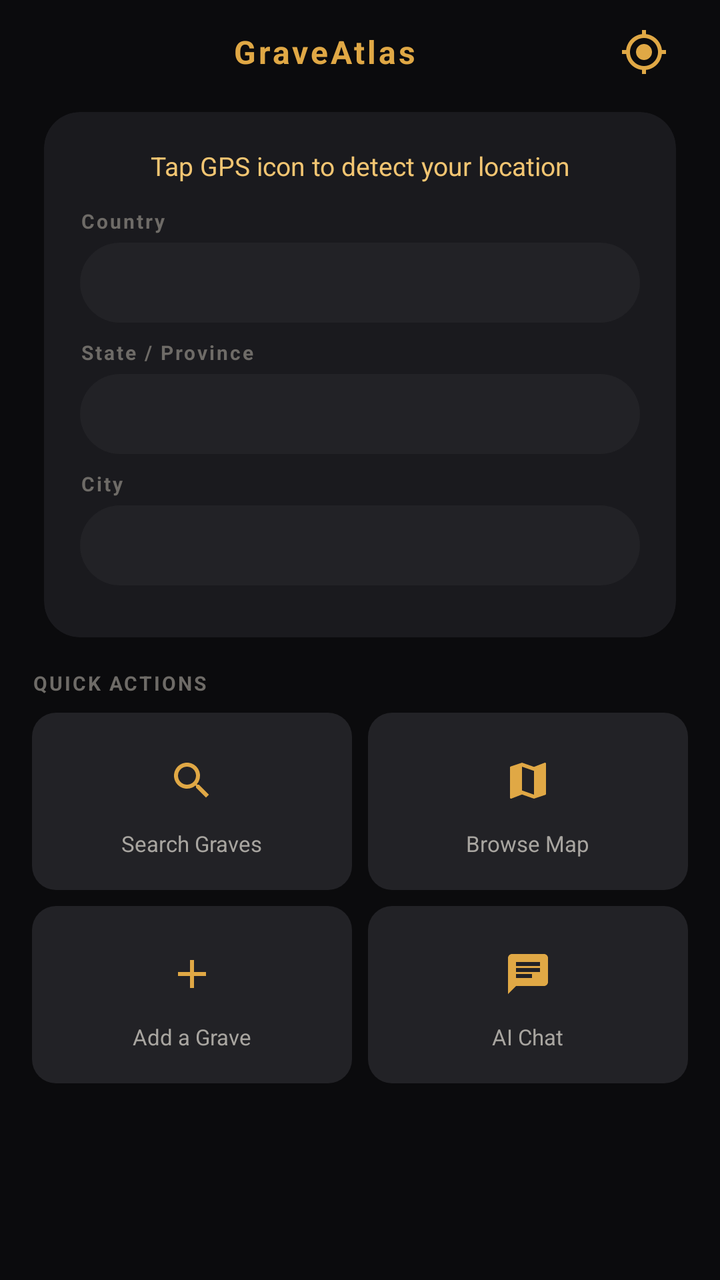
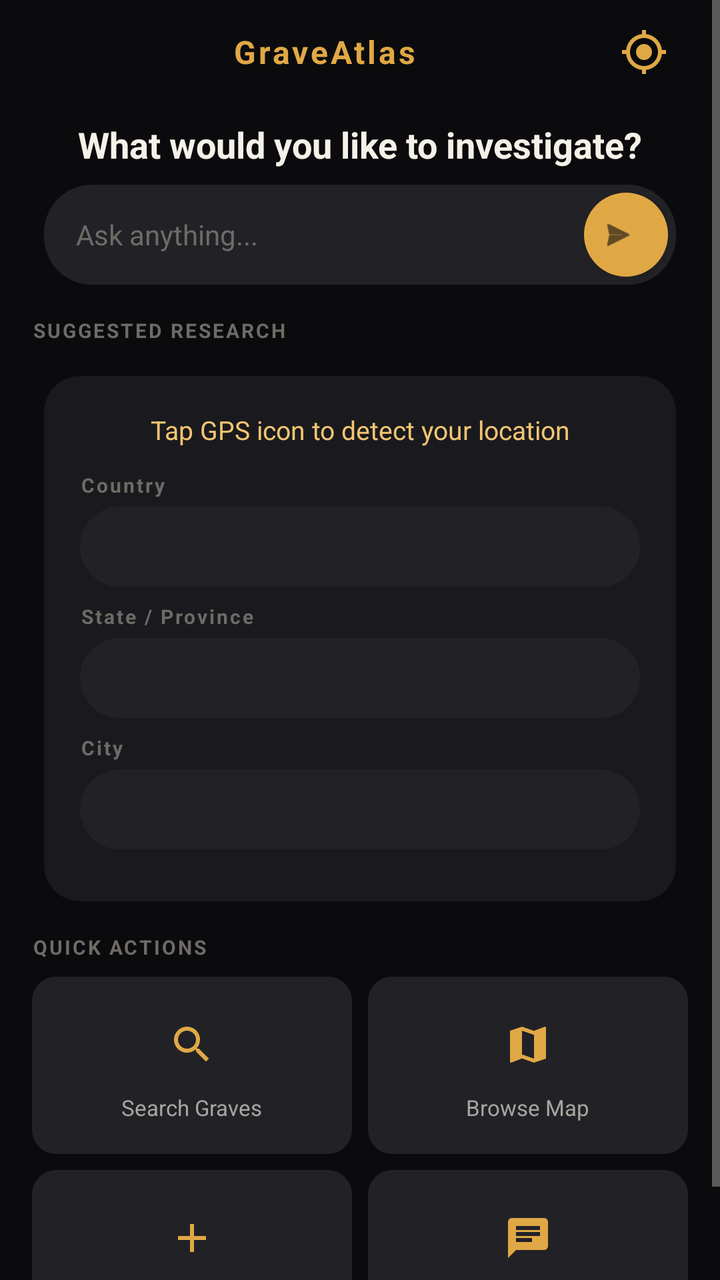

Two renders of the same Android screen: before a commit and after it. Below are the layout's source before the change and the commit's diff.
<!-- AndroidManifest.xml: application theme Theme.GraveAtlas -->
<!-- res/layout/fragment_home.xml -->
<?xml version="1.0" encoding="utf-8"?>
<ScrollView
    xmlns:android="http://schemas.android.com/apk/res/android"
    xmlns:app="http://schemas.android.com/apk/res-auto"
    android:layout_width="match_parent"
    android:layout_height="match_parent"
    android:fillViewport="true"
    android:clipToPadding="false"
    android:paddingBottom="8dp">

    <LinearLayout
        android:layout_width="match_parent"
        android:layout_height="wrap_content"
        android:orientation="vertical"
        android:paddingStart="16dp"
        android:paddingEnd="16dp">

        
        <LinearLayout
            android:layout_width="match_parent"
            android:layout_height="52dp"
            android:orientation="horizontal"
            android:gravity="center_vertical"
            android:paddingStart="4dp"
            android:paddingEnd="4dp">

            <TextView
                android:layout_width="0dp"
                android:layout_height="wrap_content"
                android:layout_weight="1"
                android:text="GraveAtlas"
                android:textColor="@color/gold"
                android:textStyle="bold"
                android:textSize="16sp"
                android:gravity="center"
                android:letterSpacing="0.08" />

            
            <ImageButton
                android:id="@+id/gpsIconBtn"
                android:layout_width="36dp"
                android:layout_height="36dp"
                android:src="@drawable/ic_gps"
                android:background="?attr/selectableItemBackgroundBorderless"
                android:contentDescription="Detect my location"
                app:tint="@color/gold" />
        </LinearLayout>

        
        <androidx.cardview.widget.CardView
            android:layout_width="match_parent"
            android:layout_height="wrap_content"
            app:cardBackgroundColor="@color/bg_surface"
            app:cardCornerRadius="18dp"
            app:cardElevation="0dp"
            android:layout_marginTop="4dp"
            android:layout_marginStart="6dp"
            android:layout_marginEnd="6dp">

            <LinearLayout
                android:layout_width="match_parent"
                android:layout_height="wrap_content"
                android:orientation="vertical"
                android:padding="18dp">

                
                <TextView
                    android:id="@+id/locationDisplay"
                    android:layout_width="match_parent"
                    android:layout_height="wrap_content"
                    android:textSize="13sp"
                    android:textColor="@color/gold_light"
                    android:gravity="center"
                    android:text="Tap GPS icon to detect your location"
                    android:layout_marginBottom="12dp" />

                
                <TextView
                    android:layout_width="wrap_content"
                    android:layout_height="wrap_content"
                    android:text="Country"
                    android:textSize="10sp"
                    android:textStyle="bold"
                    android:textColor="@color/text_muted_dark"
                    android:letterSpacing="0.1"
                    android:layout_marginBottom="4dp" />

                <Spinner
                    android:id="@+id/spinnerCountry"
                    android:layout_width="match_parent"
                    android:layout_height="40dp"
                    android:background="@drawable/bg_input"
                    android:paddingStart="12dp"
                    android:paddingEnd="12dp"
                    android:layout_marginBottom="8dp" />

                
                <LinearLayout
                    android:id="@+id/stateGroup"
                    android:layout_width="match_parent"
                    android:layout_height="wrap_content"
                    android:orientation="vertical">

                    <TextView
                        android:layout_width="wrap_content"
                        android:layout_height="wrap_content"
                        android:text="State / Province"
                        android:textSize="10sp"
                        android:textStyle="bold"
                        android:textColor="@color/text_muted_dark"
                        android:letterSpacing="0.1"
                        android:layout_marginBottom="4dp" />

                    <Spinner
                        android:id="@+id/spinnerState"
                        android:layout_width="match_parent"
                        android:layout_height="40dp"
                        android:background="@drawable/bg_input"
                        android:paddingStart="12dp"
                        android:paddingEnd="12dp"
                        android:layout_marginBottom="8dp" />
                </LinearLayout>

                
                <TextView
                    android:layout_width="wrap_content"
                    android:layout_height="wrap_content"
                    android:text="City"
                    android:textSize="10sp"
                    android:textStyle="bold"
                    android:textColor="@color/text_muted_dark"
                    android:letterSpacing="0.1"
                    android:layout_marginBottom="4dp" />

                <Spinner
                    android:id="@+id/spinnerCity"
                    android:layout_width="match_parent"
                    android:layout_height="40dp"
                    android:background="@drawable/bg_input"
                    android:paddingStart="12dp"
                    android:paddingEnd="12dp"
                    android:layout_marginBottom="8dp" />

                
                <ProgressBar
                    android:id="@+id/gpsProgress"
                    android:layout_width="wrap_content"
                    android:layout_height="wrap_content"
                    android:layout_gravity="center"
                    android:visibility="gone"
                    android:layout_marginTop="4dp" />
            </LinearLayout>
        </androidx.cardview.widget.CardView>

        
        <TextView
            android:layout_width="wrap_content"
            android:layout_height="wrap_content"
            android:text="QUICK ACTIONS"
            android:textSize="10sp"
            android:textStyle="bold"
            android:textColor="@color/text_muted_dark"
            android:letterSpacing="0.1"
            android:layout_marginTop="16dp"
            android:layout_marginBottom="8dp" />

        
        <LinearLayout
            android:layout_width="match_parent"
            android:layout_height="wrap_content"
            android:orientation="horizontal"
            android:layout_marginBottom="8dp">

            <LinearLayout
                android:id="@+id/quickSearch"
                android:layout_width="0dp"
                android:layout_height="wrap_content"
                android:layout_weight="1"
                android:orientation="vertical"
                android:gravity="center"
                android:background="@drawable/bg_more_item"
                android:clickable="true"
                android:focusable="true"
                android:descendantFocusability="blocksDescendants"
                android:padding="16dp"
                android:layout_marginEnd="4dp">

                <ImageView
                    android:layout_width="36dp"
                    android:layout_height="36dp"
                    android:src="@drawable/ic_nav_search"
                    app:tint="@color/gold"
                    android:scaleType="centerInside"
                    android:clickable="false" android:focusable="false" />
                <TextView
                    android:layout_width="wrap_content"
                    android:layout_height="wrap_content"
                    android:text="Search Graves"
                    android:textSize="11sp"
                    android:textColor="@color/text_secondary_dark"
                    android:layout_marginTop="6dp"
                    android:clickable="false" android:focusable="false" />
            </LinearLayout>

            <LinearLayout
                android:id="@+id/quickMap"
                android:layout_width="0dp"
                android:layout_height="wrap_content"
                android:layout_weight="1"
                android:orientation="vertical"
                android:gravity="center"
                android:background="@drawable/bg_more_item"
                android:clickable="true"
                android:focusable="true"
                android:descendantFocusability="blocksDescendants"
                android:padding="16dp"
                android:layout_marginStart="4dp">

                <ImageView
                    android:layout_width="36dp"
                    android:layout_height="36dp"
                    android:src="@drawable/ic_nav_map"
                    app:tint="@color/gold"
                    android:scaleType="centerInside"
                    android:clickable="false" android:focusable="false" />
                <TextView
                    android:layout_width="wrap_content"
                    android:layout_height="wrap_content"
                    android:text="Browse Map"
                    android:textSize="11sp"
                    android:textColor="@color/text_secondary_dark"
                    android:layout_marginTop="6dp"
                    android:clickable="false" android:focusable="false" />
            </LinearLayout>
        </LinearLayout>

        
        <LinearLayout
            android:layout_width="match_parent"
            android:layout_height="wrap_content"
            android:orientation="horizontal"
            android:layout_marginBottom="8dp">

            <LinearLayout
                android:id="@+id/quickAdd"
                android:layout_width="0dp"
                android:layout_height="wrap_content"
                android:layout_weight="1"
                android:orientation="vertical"
                android:gravity="center"
                android:background="@drawable/bg_more_item"
                android:clickable="true"
                android:focusable="true"
                android:descendantFocusability="blocksDescendants"
                android:padding="16dp"
                android:layout_marginEnd="4dp">

                <ImageView
                    android:layout_width="36dp"
                    android:layout_height="36dp"
                    android:src="@drawable/ic_more_add"
                    app:tint="@color/gold"
                    android:scaleType="centerInside"
                    android:clickable="false" android:focusable="false" />
                <TextView
                    android:layout_width="wrap_content"
                    android:layout_height="wrap_content"
                    android:text="Add a Grave"
                    android:textSize="11sp"
                    android:textColor="@color/text_secondary_dark"
                    android:layout_marginTop="6dp"
                    android:clickable="false" android:focusable="false" />
            </LinearLayout>

            <LinearLayout
                android:id="@+id/quickChat"
                android:layout_width="0dp"
                android:layout_height="wrap_content"
                android:layout_weight="1"
                android:orientation="vertical"
                android:gravity="center"
                android:background="@drawable/bg_more_item"
                android:clickable="true"
                android:focusable="true"
                android:descendantFocusability="blocksDescendants"
                android:padding="16dp"
                android:layout_marginStart="4dp">

                <ImageView
                    android:layout_width="36dp"
                    android:layout_height="36dp"
                    android:src="@drawable/ic_more_chat"
                    app:tint="@color/gold"
                    android:scaleType="centerInside"
                    android:clickable="false" android:focusable="false" />
                <TextView
                    android:layout_width="wrap_content"
                    android:layout_height="wrap_content"
                    android:text="AI Chat"
                    android:textSize="11sp"
                    android:textColor="@color/text_secondary_dark"
                    android:layout_marginTop="6dp"
                    android:clickable="false" android:focusable="false" />
            </LinearLayout>
        </LinearLayout>

    </LinearLayout>
</ScrollView>
<!-- resources referenced by this layout -->
<resources>
  <color name="bg_surface">#1A1A1E</color>
  <color name="gold">#E0A845</color>
  <color name="gold_light">#F2C572</color>
  <color name="text_muted_dark">#6E6B67</color>
  <color name="text_secondary_dark">#A8A5A0</color>
  <!-- drawable bg_input (drawable) -->
  <?xml version="1.0" encoding="utf-8"?>
  <shape xmlns:android="http://schemas.android.com/apk/res/android"
      android:shape="rectangle">
      <solid android:color="@color/bg_surface_2" />
      <corners android:radius="24dp" />
  </shape>
  <!-- drawable bg_more_item (drawable) -->
  <shape xmlns:android="http://schemas.android.com/apk/res/android">
      <solid android:color="@color/bg_surface_2" />
      <corners android:radius="12dp" />
  </shape>
  <!-- drawable ic_gps (drawable) -->
  <vector xmlns:android="http://schemas.android.com/apk/res/android"
      android:width="24dp"
      android:height="24dp"
      android:viewportWidth="24"
      android:viewportHeight="24"
      android:tint="@color/gold">
      <path
          android:fillColor="@android:color/white"
          android:pathData="M12,8c-2.21,0 -4,1.79 -4,4s1.79,4 4,4 4,-1.79 4,-4 -1.79,-4 -4,-4zM20.94,11c-0.46,-4.17 -3.77,-7.48 -7.94,-7.94L13,1h-2v2.06C6.83,3.52 3.52,6.83 3.06,11L1,11v2h2.06c0.46,4.17 3.77,7.48 7.94,7.94L11,23h2v-2.06c4.17,-0.46 7.48,-3.77 7.94,-7.94L23,13v-2h-2.06zM12,19c-3.87,0 -7,-3.13 -7,-7s3.13,-7 7,-7 7,3.13 7,7 -3.13,7 -7,7z" />
  </vector>
  <!-- drawable ic_more_add (drawable) -->
  <vector xmlns:android="http://schemas.android.com/apk/res/android"
      android:width="24dp" android:height="24dp" android:viewportWidth="24" android:viewportHeight="24">
      <path android:fillColor="#FFFFFF"
          android:pathData="M19,13h-6v6h-2v-6H5v-2h6V5h2v6h6v2z"/>
  </vector>
  <!-- drawable ic_more_chat (drawable) -->
  <vector xmlns:android="http://schemas.android.com/apk/res/android"
      android:width="24dp" android:height="24dp" android:viewportWidth="24" android:viewportHeight="24">
      <path android:fillColor="#FFFFFF"
          android:pathData="M20,2H4c-1.1,0 -2,0.9 -2,2v18l4,-4h14c1.1,0 2,-0.9 2,-2V4c0,-1.1 -0.9,-2 -2,-2zM6,9h12v2H6V9zM14,14H6v-2h8v2zM18,8H6V6h12v2z"/>
  </vector>
  <!-- drawable ic_nav_map (drawable) -->
  <vector xmlns:android="http://schemas.android.com/apk/res/android"
      android:width="24dp" android:height="24dp" android:viewportWidth="24" android:viewportHeight="24">
      <path android:fillColor="#FFFFFF"
          android:pathData="M20.5,3l-0.16,0.03L15,5.1 9,3 3.36,4.9c-0.21,0.07 -0.36,0.25 -0.36,0.48V20.5c0,0.28 0.22,0.5 0.5,0.5l0.16,-0.03L9,18.9l6,2.1 5.64,-1.9c0.21,-0.07 0.36,-0.25 0.36,-0.48V3.5c0,-0.28 -0.22,-0.5 -0.5,-0.5zM15,19l-6,-2.11V5l6,2.11V19z"/>
  </vector>
  <!-- drawable ic_nav_search (drawable) -->
  <vector xmlns:android="http://schemas.android.com/apk/res/android"
      android:width="24dp" android:height="24dp" android:viewportWidth="24" android:viewportHeight="24">
      <path android:fillColor="#FFFFFF"
          android:pathData="M15.5,14h-0.79l-0.28,-0.27C15.41,12.59 16,11.11 16,9.5 16,5.91 13.09,3 9.5,3S3,5.91 3,9.5 5.91,16 9.5,16c1.61,0 3.09,-0.59 4.23,-1.57l0.27,0.28v0.79l5,4.99L20.49,19l-4.99,-5zM9.5,14C7.01,14 5,11.99 5,9.5S7.01,5 9.5,5 14,7.01 14,9.5 11.99,14 9.5,14z"/>
  </vector>
  <color name="bg_surface_2">#222226</color>
  <color name="gold_dim">#8A6A2E</color>
  <color name="bg_root">#0B0B0D</color>
  <color name="text_primary_dark">#F5F1E8</color>
  <!-- unchanged entries left out for length: 1 -->
</resources>

<!-- the commit's change to res/layout/fragment_home.xml (unified diff, before → after) -->
@@ -35,7 +35,6 @@
                 android:gravity="center"
                 android:letterSpacing="0.08" />
 
-            
             <ImageButton
                 android:id="@+id/gpsIconBtn"
                 android:layout_width="36dp"
@@ -47,13 +46,89 @@
         </LinearLayout>
 
         
+        <TextView
+            android:layout_width="match_parent"
+            android:layout_height="wrap_content"
+            android:text="What would you like to investigate?"
+            android:textSize="18sp"
+            android:textStyle="bold"
+            android:textColor="@color/text_primary_dark"
+            android:gravity="center"
+            android:layout_marginTop="8dp"
+            android:layout_marginBottom="4dp" />
+
+        
+        <LinearLayout
+            android:layout_width="match_parent"
+            android:layout_height="wrap_content"
+            android:orientation="horizontal"
+            android:gravity="center_vertical"
+            android:background="@drawable/bg_input"
+            android:padding="4dp"
+            android:layout_marginTop="4dp"
+            android:layout_marginBottom="8dp"
+            android:layout_marginStart="6dp"
+            android:layout_marginEnd="6dp">
+
+            <com.google.android.material.textfield.TextInputEditText
+                android:id="@+id/etAiCommand"
+                android:layout_width="0dp"
+                android:layout_height="wrap_content"
+                android:layout_weight="1"
+                android:hint="Ask anything..."
+                android:textColorHint="@color/text_muted_dark"
+                android:background="@android:color/transparent"
+                android:maxLines="2"
+                android:inputType="textMultiLine|textCapSentences"
+                android:paddingHorizontal="12dp"
+                android:paddingVertical="10dp"
+                android:textSize="14sp"
+                android:textColor="@color/text_primary_dark" />
+
+            <com.google.android.material.button.MaterialButton
+                android:id="@+id/btnAiAsk"
+                android:layout_width="42dp"
+                android:layout_height="42dp"
+                android:insetTop="0dp"
+                android:insetBottom="0dp"
+                android:padding="0dp"
+                app:icon="@android:drawable/ic_menu_send"
+                app:iconSize="18dp"
+                app:iconGravity="textStart"
+                app:iconTint="@color/bg_root"
+                app:backgroundTint="@color/gold"
+                app:cornerRadius="21dp"
+                android:contentDescription="Ask AI" />
+        </LinearLayout>
+
+        
+        <TextView
+            android:layout_width="wrap_content"
+            android:layout_height="wrap_content"
+            android:text="SUGGESTED RESEARCH"
+            android:textSize="10sp"
+            android:textStyle="bold"
+            android:textColor="@color/text_muted_dark"
+            android:letterSpacing="0.1"
+            android:layout_marginTop="8dp"
+            android:layout_marginBottom="4dp" />
+
+        <LinearLayout
+            android:id="@+id/suggestedPromptsContainer"
+            android:layout_width="match_parent"
+            android:layout_height="wrap_content"
+            android:orientation="vertical"
+            android:layout_marginStart="6dp"
+            android:layout_marginEnd="6dp" />
+
+        
         <androidx.cardview.widget.CardView
             android:layout_width="match_parent"
             android:layout_height="wrap_content"
             app:cardBackgroundColor="@color/bg_surface"
             app:cardCornerRadius="18dp"
             app:cardElevation="0dp"
-            android:layout_marginTop="4dp"
+            android:layout_marginTop="12dp"
             android:layout_marginStart="6dp"
             android:layout_marginEnd="6dp">
 
@@ -63,7 +138,6 @@
                 android:orientation="vertical"
                 android:padding="18dp">
 
-                
                 <TextView
                     android:id="@+id/locationDisplay"
                     android:layout_width="match_parent"
@@ -74,7 +148,6 @@
                     android:text="Tap GPS icon to detect your location"
                     android:layout_marginBottom="12dp" />
 
-                
                 <TextView
                     android:layout_width="wrap_content"
                     android:layout_height="wrap_content"
@@ -94,7 +167,6 @@
                     android:paddingEnd="12dp"
                     android:layout_marginBottom="8dp" />
 
-                
                 <LinearLayout
                     android:id="@+id/stateGroup"
                     android:layout_width="match_parent"
@@ -121,7 +193,6 @@
                         android:layout_marginBottom="8dp" />
                 </LinearLayout>
 
-                
                 <TextView
                     android:layout_width="wrap_content"
                     android:layout_height="wrap_content"
@@ -141,7 +212,6 @@
                     android:paddingEnd="12dp"
                     android:layout_marginBottom="8dp" />
 
-                
                 <ProgressBar
                     android:id="@+id/gpsProgress"
                     android:layout_width="wrap_content"
